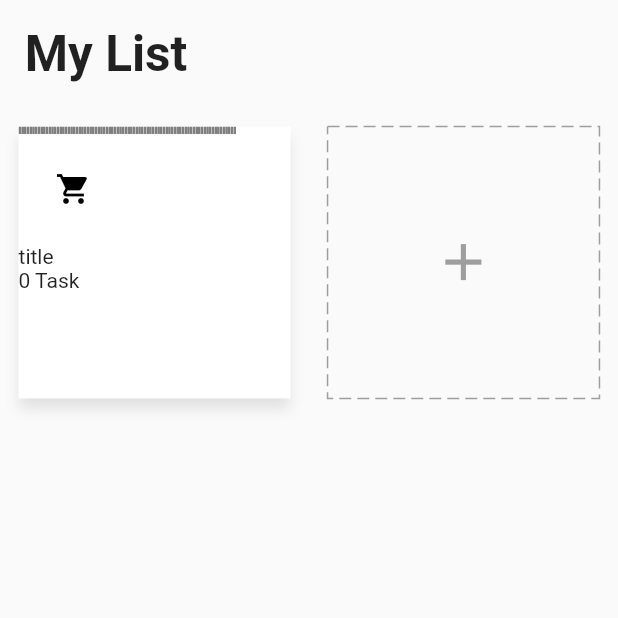
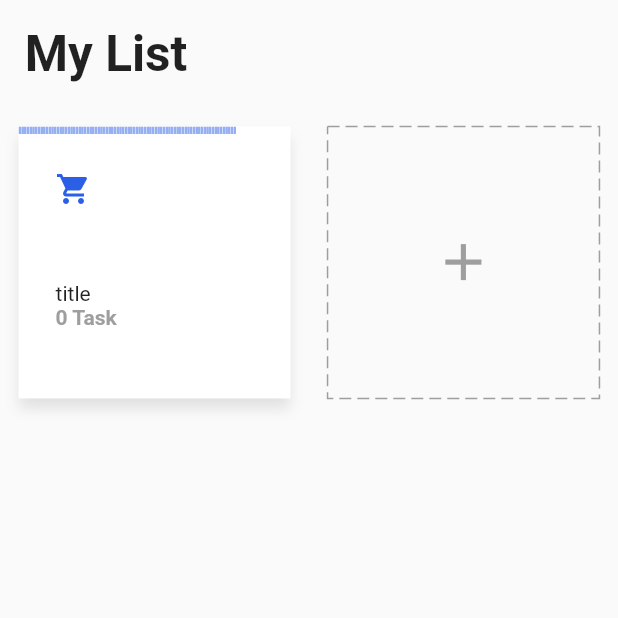
Before and after one commit to kritamategunt/getXFlutter, a Flutter app: the screen it shows after launch, on a phone screen of 412 x 824 dp, the top half of it. Run offline on Flutter 3.47's test engine with Material 2 defaults, Android fonts, the phone set to English and light mode, and no system bars; drawn by our look-alikes of dotted_border, step_progress_indicator; our stand-ins replace equatable, flutter_easyloading, get, get_storage.

Commit message:
fix: add extension HexColor

```diff
--- a/lib/app/core/utils/extension.dart
+++ b/lib/app/core/utils/extension.dart
@@ -9,3 +9,20 @@ extension PercentSize on double {
 extension ResponseText on double {
   double get sp => Get.width / 100 * (this / 3);
 }
+
+extension HexColor on Color {
+  /// String is in the format "aabbcc" or "ffaabbcc" with an optional leading "#".
+  static Color fromHex(String hexString) {
+    final buffer = StringBuffer();
+    if (hexString.length == 6 || hexString.length == 7) buffer.write('ff');
+    buffer.write(hexString.replaceFirst('#', ''));
+    return Color(int.parse(buffer.toString(), radix: 16));
+  }
+
+  /// Prefixes a hash sign if [leadingHashSign] is set to `true` (default is `true`).
+  String toHex({bool leadingHashSign = true}) => '${leadingHashSign ? '#' : ''}'
+      '${alpha.toRadixString(16).padLeft(2, '0')}'
+      '${red.toRadixString(16).padLeft(2, '0')}'
+      '${green.toRadixString(16).padLeft(2, '0')}'
+      '${blue.toRadixString(16).padLeft(2, '0')}';
+}
--- a/lib/app/data/models/task.dart
+++ b/lib/app/data/models/task.dart
@@ -4,7 +4,7 @@ import 'package:flutter/material.dart';
 class Task extends Equatable {
   final String title;
   final int icon;
-  final Color color;
+  final String color;
   final List<dynamic>? todos;
   const Task(
       {required this.title,
@@ -15,7 +15,7 @@ class Task extends Equatable {
   Task copyWith({
     String? title,
     int? icon,
-    Color? color,
+    String? color,
     List<dynamic>? todos,
   }) =>
       Task(
--- a/lib/app/modules/home/view.dart
+++ b/lib/app/modules/home/view.dart
@@ -25,16 +25,23 @@ class HomePage extends GetView<HomeController> {
                     TextStyle(fontSize: 24.0.sp, fontWeight: FontWeight.bold),
               ),
             ),
-            GridView.count(
+            Obx(
+              () => GridView.count(
                 crossAxisCount: 2,
                 shrinkWrap: true,
                 physics: const ClampingScrollPhysics(),
                 children: [
+                  // ...controller.tasks
+                  //     .map((element) => TaskCard(
+                  //           task: element,
+                  //         ))
+                  //     .toList(),
                   TaskCard(
                       task: Task(
-                        title: "title", icon: 0xe59c, color: Colors.black)),
+                          title: "title", icon: 0xe59c, color: '#FF2B60E6')),
                   AddCard()
                 ],
+              ),
             )
           ],
         ),
--- a/lib/app/modules/home/widgets/task_card.dart
+++ b/lib/app/modules/home/widgets/task_card.dart
@@ -12,7 +12,7 @@ class TaskCard extends StatelessWidget {
 
   @override
   Widget build(BuildContext context) {
-    final color = task.color;
+    final color = HexColor.fromHex(task.color);
     final squareWidth = Get.width - 12.0.wp;
     return Container(
       width: squareWidth / 2,
@@ -47,12 +47,19 @@ class TaskCard extends StatelessWidget {
               color: color,
             ),
           ),
-          Column(
-            crossAxisAlignment: CrossAxisAlignment.start,
-            children: [
-              Text(task.title),
-              Text('${task.todos?.length ?? 0} Task')
-            ],
+          Padding(
+            padding: EdgeInsets.all(6.0.wp),
+            child: Column(
+              crossAxisAlignment: CrossAxisAlignment.start,
+              children: [
+                Text(task.title),
+                Text(
+                  '${task.todos?.length ?? 0} Task',
+                  style: TextStyle(
+                      fontWeight: FontWeight.bold, color: Colors.grey),
+                )
+              ],
+            ),
           )
         ],
       ),
```
Lines whose indentation alone changed are shown as unchanged.
